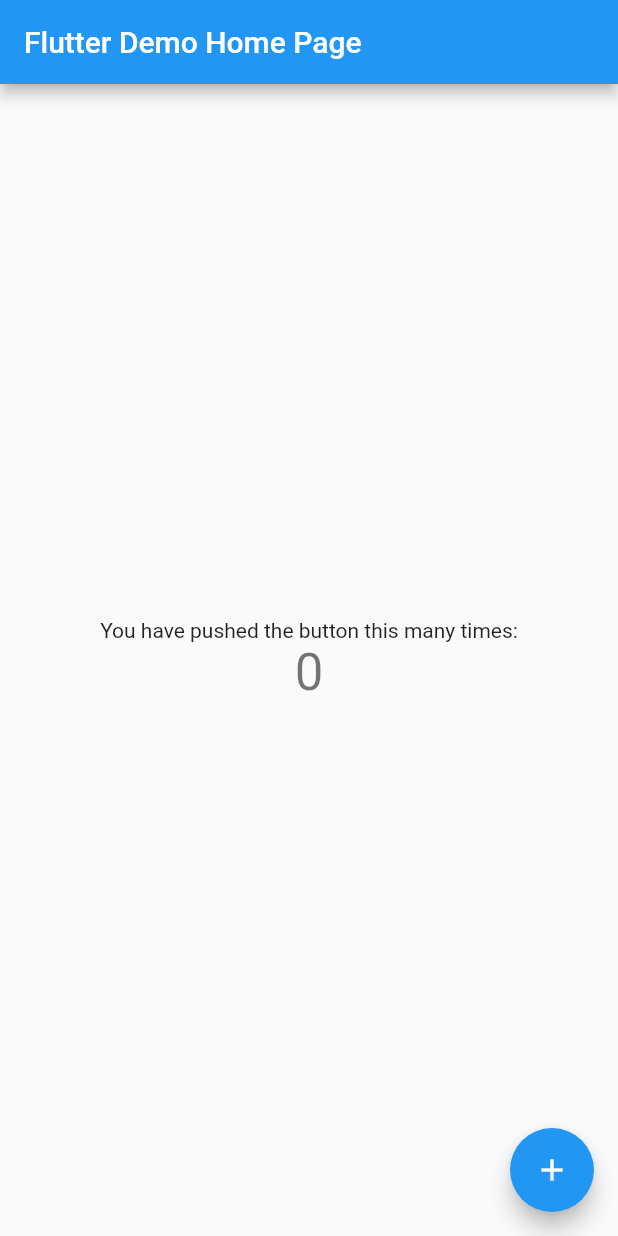
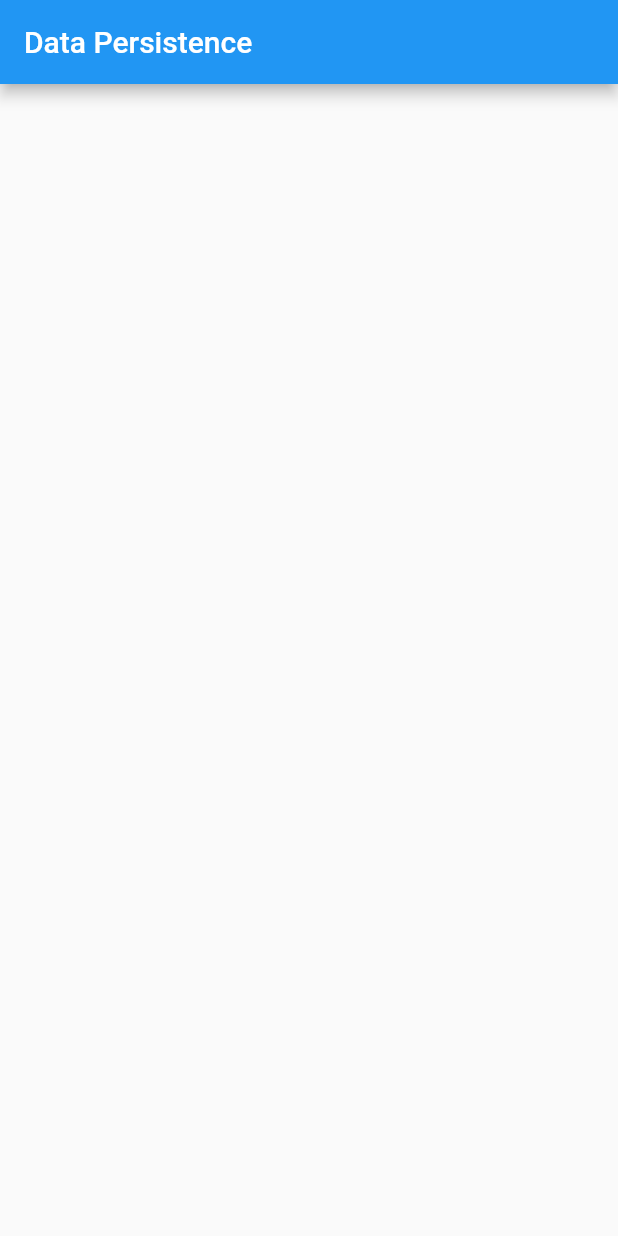
Before and after one commit to wjprogramer/flutter_data_persistence_priv, a Flutter app: the screen it shows after launch, on a phone screen of 412 x 824 dp. Run offline on Flutter 3.47's test engine with Material 2 defaults, Android fonts, the phone set to English and light mode, and no system bars.

Commit message:
clean and add some utils

```diff
--- a/lib/main.dart
+++ b/lib/main.dart
@@ -1,113 +1,6 @@
 import 'package:flutter/material.dart';
+import 'package:flutter_data_persistence_priv/root_app/root_app.dart';
 
 void main() {
   runApp(MyApp());
 }
-
-class MyApp extends StatelessWidget {
-  // This widget is the root of your application.
-  @override
-  Widget build(BuildContext context) {
-    return MaterialApp(
-      title: 'Flutter Demo',
-      theme: ThemeData(
-        // This is the theme of your application.
-        //
-        // Try running your application with "flutter run". You'll see the
-        // application has a blue toolbar. Then, without quitting the app, try
-        // changing the primarySwatch below to Colors.green and then invoke
-        // "hot reload" (press "r" in the console where you ran "flutter run",
-        // or simply save your changes to "hot reload" in a Flutter IDE).
-        // Notice that the counter didn't reset back to zero; the application
-        // is not restarted.
-        primarySwatch: Colors.blue,
-      ),
-      home: MyHomePage(title: 'Flutter Demo Home Page'),
-    );
-  }
-}
-
-class MyHomePage extends StatefulWidget {
-  MyHomePage({Key? key, required this.title}) : super(key: key);
-
-  // This widget is the home page of your application. It is stateful, meaning
-  // that it has a State object (defined below) that contains fields that affect
-  // how it looks.
-
-  // This class is the configuration for the state. It holds the values (in this
-  // case the title) provided by the parent (in this case the App widget) and
-  // used by the build method of the State. Fields in a Widget subclass are
-  // always marked "final".
-
-  final String title;
-
-  @override
-  _MyHomePageState createState() => _MyHomePageState();
-}
-
-class _MyHomePageState extends State<MyHomePage> {
-  int _counter = 0;
-
-  void _incrementCounter() {
-    setState(() {
-      // This call to setState tells the Flutter framework that something has
-      // changed in this State, which causes it to rerun the build method below
-      // so that the display can reflect the updated values. If we changed
-      // _counter without calling setState(), then the build method would not be
-      // called again, and so nothing would appear to happen.
-      _counter++;
-    });
-  }
-
-  @override
-  Widget build(BuildContext context) {
-    // This method is rerun every time setState is called, for instance as done
-    // by the _incrementCounter method above.
-    //
-    // The Flutter framework has been optimized to make rerunning build methods
-    // fast, so that you can just rebuild anything that needs updating rather
-    // than having to individually change instances of widgets.
-    return Scaffold(
-      appBar: AppBar(
-        // Here we take the value from the MyHomePage object that was created by
-        // the App.build method, and use it to set our appbar title.
-        title: Text(widget.title),
-      ),
-      body: Center(
-        // Center is a layout widget. It takes a single child and positions it
-        // in the middle of the parent.
-        child: Column(
-          // Column is also a layout widget. It takes a list of children and
-          // arranges them vertically. By default, it sizes itself to fit its
-          // children horizontally, and tries to be as tall as its parent.
-          //
-          // Invoke "debug painting" (press "p" in the console, choose the
-          // "Toggle Debug Paint" action from the Flutter Inspector in Android
-          // Studio, or the "Toggle Debug Paint" command in Visual Studio Code)
-          // to see the wireframe for each widget.
-          //
-          // Column has various properties to control how it sizes itself and
-          // how it positions its children. Here we use mainAxisAlignment to
-          // center the children vertically; the main axis here is the vertical
-          // axis because Columns are vertical (the cross axis would be
-          // horizontal).
-          mainAxisAlignment: MainAxisAlignment.center,
-          children: <Widget>[
-            Text(
-              'You have pushed the button this many times:',
-            ),
-            Text(
-              '$_counter',
-              style: Theme.of(context).textTheme.headline4,
-            ),
-          ],
-        ),
-      ),
-      floatingActionButton: FloatingActionButton(
-        onPressed: _incrementCounter,
-        tooltip: 'Increment',
-        child: Icon(Icons.add),
-      ), // This trailing comma makes auto-formatting nicer for build methods.
-    );
-  }
-}
--- /dev/null
+++ b/lib/root_app/pages/home_page.dart
@@ -0,0 +1,14 @@
+import 'package:flutter/material.dart';
+
+class HomePage extends StatelessWidget {
+  const HomePage({Key? key}) : super(key: key);
+
+  @override
+  Widget build(BuildContext context) {
+    return Scaffold(
+      appBar: AppBar(
+        title: Text('Data Persistence'),
+      ),
+    );
+  }
+}
--- /dev/null
+++ b/lib/root_app/root_app.dart
@@ -0,0 +1,17 @@
+import 'package:flutter/material.dart';
+import 'package:flutter_data_persistence_priv/root_app/pages/home_page.dart';
+
+class MyApp extends StatelessWidget {
+  // This widget is the root of your application.
+  @override
+  Widget build(BuildContext context) {
+    return MaterialApp(
+      title: 'Flutter Demo',
+      debugShowCheckedModeBanner: false,
+      theme: ThemeData(
+        primarySwatch: Colors.blue,
+      ),
+      home: HomePage(),
+    );
+  }
+}
```
Also changed, not shown: lib/shared/widgets.dart (added, +252 -0 lines), pubspec.yaml (+1 -59 lines), 1 other file.
